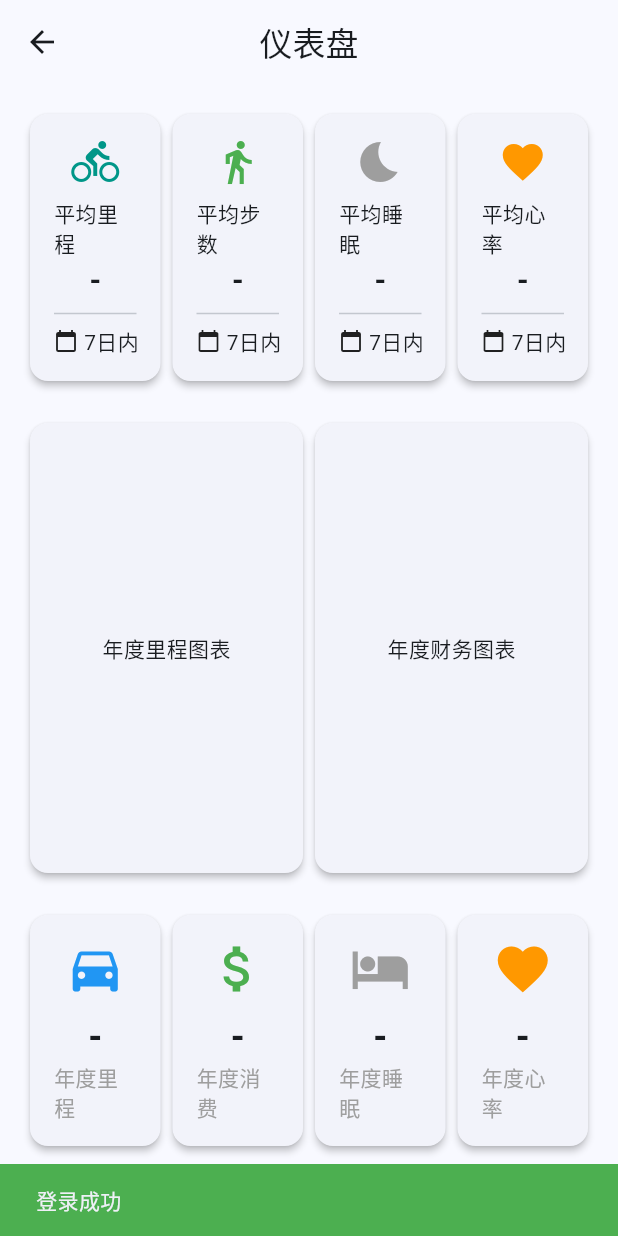
After one commit to redgreat/dadm, a Flutter app: the DashboardPage screen opened by its route, on a phone screen of 412 x 824 dp. The commit adds this screen. Run offline on Flutter 3.47's test engine with Material 3 defaults, Android fonts, the phone set to English and light mode, and no system bars; our stand-ins replace dio, equatable, flutter_bloc; missing offline and left inert: dart:js.

Commit message:
Refactor application structure and remove unused files
- Deleted unused files: routes.dart, theme.dart, login_page.dart, register_page.dart, home_page.dart, main.dart, web_entrypoint.dart, widget_test.dart, flutter_bootstrap.js.
- Updated routing to replace HomePage with DashboardPage.
- Modified WebConfig to remove CORS handling code.
- Adjusted ApiClient to set appropriate headers and handle requests.
- Updated AuthRepository to send login requests in form data format.
- Enhanced DashboardPage with UI components for displaying metrics.
- Updated index.html to remove unnecessary CORS headers and improve loading script.
- Improved restart script for building and running the web application.

```diff
--- a/lib/core/config/routes.dart
+++ b/lib/core/config/routes.dart
@@ -1,16 +1,16 @@
 import 'package:flutter/material.dart';
 import '../../features/auth/presentation/pages/login_page.dart';
-import '../../features/home/presentation/pages/home_page.dart';
+import '../../features/dashboard/presentation/pages/dashboard_page.dart';
 
 class AppRoutes {
-  static const String home = '/';
+  static const String dashboard = '/';
   static const String login = '/login';
 
   static Route<dynamic> onGenerateRoute(RouteSettings settings) {
     switch (settings.name) {
-      case home:
+      case dashboard:
         return MaterialPageRoute(
-          builder: (_) => const HomePage(),
+          builder: (_) => const DashboardPage(),
         );
       case login:
         return MaterialPageRoute(
--- /dev/null
+++ b/lib/features/dashboard/presentation/pages/dashboard_page.dart
@@ -0,0 +1,201 @@
+import 'package:flutter/material.dart';
+
+class DashboardPage extends StatefulWidget {
+  const DashboardPage({super.key});
+
+  @override
+  State<DashboardPage> createState() => _DashboardPageState();
+}
+
+class _DashboardPageState extends State<DashboardPage> {
+  // 年度里程数据
+  final locationYear = '-';
+  // 年度财务数据
+  final financeYear = '-';
+  // 年度睡眠数据
+  final sleepYear = '-';
+  // 年度心率数据
+  final heartYear = '-';
+
+  // 周平均里程
+  final locationWeek = '-';
+  // 周平均步数
+  final stepsWeek = '-';
+  // 周平均睡眠
+  final sleepWeek = '-';
+  // 周平均心率
+  final heartWeek = '-';
+
+  @override
+  void initState() {
+    super.initState();
+    // TODO: 获取仪表盘数据
+    // 登录成功后显示提示
+    WidgetsBinding.instance.addPostFrameCallback((_) {
+      ScaffoldMessenger.of(context).showSnackBar(
+        const SnackBar(
+          content: Text('登录成功'),
+          backgroundColor: Colors.green,
+          duration: Duration(seconds: 2),
+        ),
+      );
+    });
+  }
+
+  @override
+  Widget build(BuildContext context) {
+    return Scaffold(
+      appBar: AppBar(
+        title: const Text('仪表盘'),
+      ),
+      body: SingleChildScrollView(
+        child: Padding(
+          padding: const EdgeInsets.all(16.0),
+          child: Column(
+            children: [
+              // 第一行卡片 - 周数据
+              Row(
+                children: [
+                  _buildWeekCard(
+                    icon: Icons.directions_bike,
+                    title: '平均里程',
+                    value: locationWeek,
+                    color: Colors.teal,
+                  ),
+                  _buildWeekCard(
+                    icon: Icons.directions_walk,
+                    title: '平均步数',
+                    value: stepsWeek,
+                    color: Colors.green,
+                  ),
+                  _buildWeekCard(
+                    icon: Icons.bedtime,
+                    title: '平均睡眠',
+                    value: sleepWeek,
+                    color: Colors.grey,
+                  ),
+                  _buildWeekCard(
+                    icon: Icons.favorite,
+                    title: '平均心率',
+                    value: heartWeek,
+                    color: Colors.orange,
+                  ),
+                ],
+              ),
+              const SizedBox(height: 20),
+              // 图表区域
+              Row(
+                children: [
+                  Expanded(
+                    child: Card(
+                      child: Container(
+                        height: 300,
+                        padding: const EdgeInsets.all(16),
+                        child: const Center(child: Text('年度里程图表')),
+                      ),
+                    ),
+                  ),
+                  Expanded(
+                    child: Card(
+                      child: Container(
+                        height: 300,
+                        padding: const EdgeInsets.all(16),
+                        child: const Center(child: Text('年度财务图表')),
+                      ),
+                    ),
+                  ),
+                ],
+              ),
+              const SizedBox(height: 20),
+              // 年度数据卡片
+              Row(
+                children: [
+                  _buildYearCard(
+                    icon: Icons.directions_car,
+                    title: '年度里程',
+                    value: locationYear,
+                    color: Colors.blue,
+                  ),
+                  _buildYearCard(
+                    icon: Icons.attach_money,
+                    title: '年度消费',
+                    value: financeYear,
+                    color: Colors.green,
+                  ),
+                  _buildYearCard(
+                    icon: Icons.hotel,
+                    title: '年度睡眠',
+                    value: sleepYear,
+                    color: Colors.grey,
+                  ),
+                  _buildYearCard(
+                    icon: Icons.favorite,
+                    title: '年度心率',
+                    value: heartYear,
+                    color: Colors.orange,
+                  ),
+                ],
+              ),
+            ],
+          ),
+        ),
+      ),
+    );
+  }
+
+  Widget _buildWeekCard({
+    required IconData icon,
+    required String title,
+    required String value,
+    required Color color,
+  }) {
+    return Expanded(
+      child: Card(
+        child: Padding(
+          padding: const EdgeInsets.all(16.0),
+          child: Column(
+            children: [
+              Icon(icon, color: color, size: 32),
+              const SizedBox(height: 8),
+              Text(title),
+              Text(value, style: const TextStyle(fontSize: 20, fontWeight: FontWeight.bold)),
+              const Divider(),
+              Row(
+                mainAxisAlignment: MainAxisAlignment.center,
+                children: const [
+                  Icon(Icons.calendar_today, size: 16),
+                  SizedBox(width: 4),
+                  Text('7日内'),
+                ],
+              ),
+            ],
+          ),
+        ),
+      ),
+    );
+  }
+
+  Widget _buildYearCard({
+    required IconData icon,
+    required String title,
+    required String value,
+    required Color color,
+  }) {
+    return Expanded(
+      child: Card(
+        child: Padding(
+          padding: const EdgeInsets.all(16.0),
+          child: Column(
+            mainAxisAlignment: MainAxisAlignment.center,
+            children: [
+              Icon(icon, color: color, size: 40),
+              const SizedBox(height: 8),
+              Text(value, style: const TextStyle(fontSize: 24, fontWeight: FontWeight.bold)),
+              Text(title, style: const TextStyle(color: Colors.grey)),
+            ],
+          ),
+        ),
+      ),
+    );
+  }
+}
```
Also changed, not shown: lib/core/config/web_config.dart (+1 -21 lines), lib/core/network/api_client.dart (+22 -38 lines), lib/features/auth/data/repositories/auth_repository.dart (+7 -8 lines), lib/features/auth/presentation/pages/login_page.dart (+2 -5 lines), dadm/lib/core/config/routes.dart (deleted), dadm/lib/core/config/theme.dart (deleted), dadm/lib/features/auth/presentation/pages/login_page.dart (deleted), dadm/lib/features/auth/presentation/pages/register_page.dart (deleted), dadm/lib/features/home/presentation/pages/home_page.dart (deleted), dadm/lib/main.dart (deleted), lib/web_entrypoint.dart (deleted), pubspec.lock, 4 other files.
